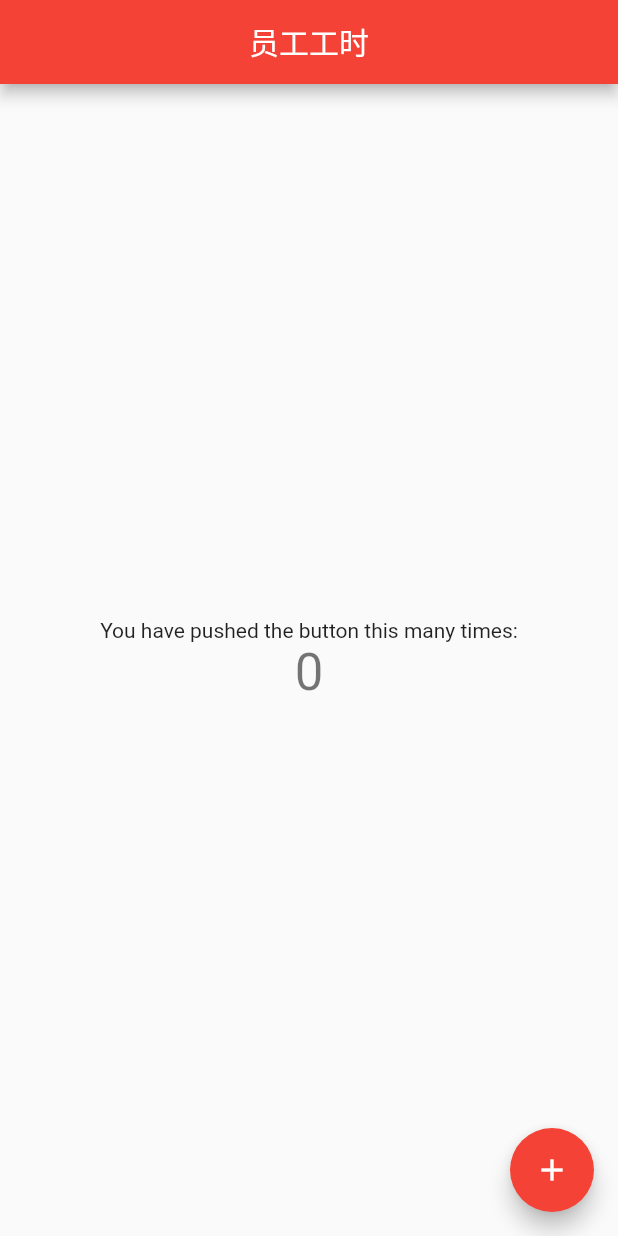
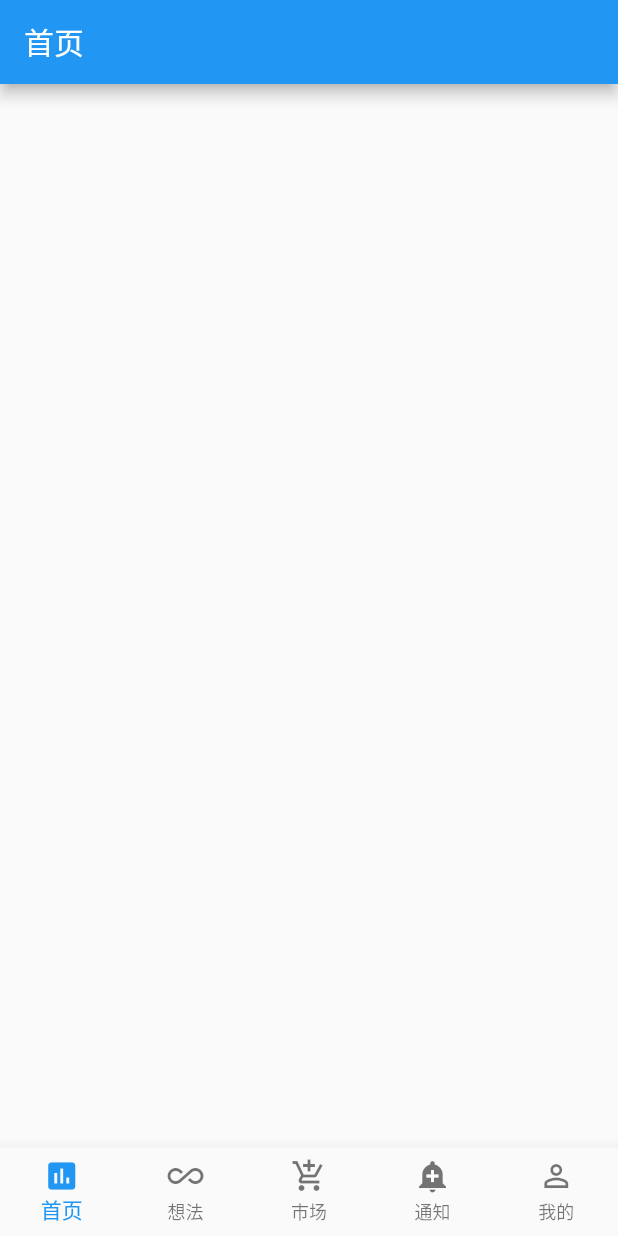
Before and after one commit to longyixuan/flutter-yggs, a Flutter app: the screen it shows after launch, on a phone screen of 412 x 824 dp. Run offline on Flutter 3.47's test engine with Material 2 defaults, Android fonts, the phone set to English and light mode, and no system bars.

Commit message:
增加底部功能菜单

```diff
--- /dev/null
+++ b/lib/home/home_page.dart
@@ -0,0 +1,26 @@
+import 'package:flutter/material.dart';
+
+class HomePage extends StatefulWidget{
+  @override
+  State<StatefulWidget> createState() => new _HomePageState();
+}
+
+class _HomePageState extends State<HomePage> {
+
+  @override
+  Widget build(BuildContext context) {
+    return new MaterialApp(
+      home: new Scaffold(
+        appBar: new AppBar(
+          title: new Text('首页'),
+          actions: <Widget>[
+            new Container()
+          ],
+        ),
+        body: new Center(
+          child: null,
+        ),
+      ),
+    );
+  }
+}
--- /dev/null
+++ b/lib/idea/idea_page.dart
@@ -0,0 +1,25 @@
+import 'package:flutter/material.dart';
+
+class IdeaPage extends StatefulWidget{
+  @override
+  State<StatefulWidget> createState() => new _IdeaPageState();
+}
+class _IdeaPageState extends State<IdeaPage> {
+
+  @override
+  Widget build(BuildContext context) {
+    return new MaterialApp(
+      home: new Scaffold(
+        appBar: new AppBar(
+          title: new Text('想法'),
+          actions: <Widget>[
+            new Container()
+          ],
+        ),
+        body: new Center(
+          child: null,
+        ),
+      ),
+    );
+  }
+}
--- /dev/null
+++ b/lib/index/index.dart
@@ -0,0 +1,95 @@
+import 'package:flutter/material.dart';
+// import 'package:yggs/NoticePage/notice_page.dart';
+import 'package:yggs/home/home_page.dart';
+import 'package:yggs/idea/idea_page.dart';
+import 'package:yggs/market/market_page.dart';
+import 'package:yggs/my/my_page.dart';
+
+import 'navigation_icon_view.dart'; // 如果是在同一个包的路径下，可以直接使用对应的文件名
+
+// 创建一个 带有状态的 Widget Index
+class Index extends StatefulWidget {
+
+  //  固定的写法
+  @override
+  State<StatefulWidget> createState()  => new _IndexState();
+}
+
+// 要让主页面 Index 支持动效，要在它的定义中附加mixin类型的对象TickerProviderStateMixin
+class _IndexState extends State<Index> with TickerProviderStateMixin{
+
+  int _currentIndex = 0;    // 当前界面的索引值
+  List<NavigationIconView> _navigationViews;  // 底部图标按钮区域
+  List<StatefulWidget> _pageList;   // 用来存放我们的图标对应的页面
+  StatefulWidget _currentPage;  // 当前的显示页面
+
+  // 定义一个空的设置状态值的方法
+  void _rebuild() {
+    setState((){});
+  }
+
+  @override
+  void initState() {
+    super.initState();
+
+    // 初始化导航图标
+    _navigationViews = <NavigationIconView>[
+      new NavigationIconView(icon: new Icon(Icons.assessment), title: new Text("首页"), vsync: this), // vsync 默认属性和参数
+      new NavigationIconView(icon: new Icon(Icons.all_inclusive), title: new Text("想法"), vsync: this),
+      new NavigationIconView(icon: new Icon(Icons.add_shopping_cart), title: new Text("市场"), vsync: this),
+      new NavigationIconView(icon: new Icon(Icons.add_alert), title: new Text("通知"), vsync: this),
+      new NavigationIconView(icon: new Icon(Icons.perm_identity), title: new Text("我的"), vsync: this),
+    ];
+
+    // 给每一个按钮区域加上监听
+    for (NavigationIconView view in _navigationViews) {
+      view.controller.addListener(_rebuild);
+    }
+
+    // 将我们 bottomBar 上面的按钮图标对应的页面存放起来，方便我们在点击的时候
+    _pageList = <StatefulWidget>[
+      new HomePage(),
+      new IdeaPage(),
+      new MarketPage(),
+      // new NoticePage(),
+      new MyPage()
+    ];
+    _currentPage = _pageList[_currentIndex];
+  }
+
+  @override
+  Widget build(BuildContext context) {
+
+    // 声明定义一个 底部导航的工具栏
+    final BottomNavigationBar bottomNavigationBar = new BottomNavigationBar(
+      items: _navigationViews
+          .map((NavigationIconView navigationIconView) => navigationIconView.item)
+          .toList(),  // 添加 icon 按钮
+      currentIndex: _currentIndex,  // 当前点击的索引值
+      type: BottomNavigationBarType.fixed,    // 设置底部导航工具栏的类型：fixed 固定
+      onTap: (int index){   // 添加点击事件
+        setState((){    // 点击之后，需要触发的逻辑事件
+          _navigationViews[_currentIndex].controller.reverse();
+          _currentIndex = index;
+          _navigationViews[_currentIndex].controller.forward();
+          _currentPage = _pageList[_currentIndex];
+        });
+      },
+    );
+
+    return new MaterialApp(
+        home: new Scaffold(
+          body: new Center(
+              child: _currentPage   // 动态的展示我们当前的页面
+          ),
+          bottomNavigationBar: bottomNavigationBar,   // 底部工具栏
+        ),
+
+      theme: new ThemeData(
+        primarySwatch: Colors.blue,   // 设置主题颜色
+      ),
+
+    );
+  }
+
+}
--- /dev/null
+++ b/lib/index/navigation_icon_view.dart
@@ -0,0 +1,21 @@
+import 'package:flutter/material.dart';
+
+// 创建一个 Icon 展示控件
+class NavigationIconView {
+
+  // 创建两个属性，一个是 用来展示 icon， 一个是动画处理
+  final BottomNavigationBarItem item;
+  final AnimationController controller;
+
+  // 类似于 java 中的构造方法
+  // 创建 NavigationIconView 需要传入三个参数， icon 图标，title 标题， TickerProvider
+  NavigationIconView({Widget icon, Widget title, TickerProvider vsync}):
+    item = new BottomNavigationBarItem(
+      icon: icon,
+      title: title,
+    ),
+    controller = new AnimationController(
+      duration: kThemeAnimationDuration,    // 设置动画持续的时间
+      vsync: vsync                          // 默认属性和参数
+    );
+}
--- a/lib/main.dart
+++ b/lib/main.dart
@@ -1,5 +1,5 @@
 import 'package:flutter/material.dart';
-import 'package:yggs/views/index.dart';
+import 'package:yggs/index/index.dart';
 
 void main() {
   runApp(new MyApp());
@@ -10,11 +10,11 @@ class MyApp extends StatelessWidget {
   @override
   Widget build(BuildContext context) {
     return MaterialApp(
-      title: '员工工时',
+      title: '会议室预定',
       theme: ThemeData(
         primarySwatch: Colors.red,
       ),
-      home: MyHomePage(title: '员工工时'),
+      home: new Index(),
     );
   }
 }
--- /dev/null
+++ b/lib/market/market_page.dart
@@ -0,0 +1,19 @@
+import 'package:flutter/material.dart';
+class MarketPage extends StatefulWidget{
+  @override
+  State<StatefulWidget> createState() => new _MarketPageState();
+}
+class _MarketPageState extends State<MarketPage> {
+  @override
+  Widget build(BuildContext context) {
+    return new MaterialApp(
+      home: new Scaffold(
+        appBar: new AppBar(
+          title: new Text('市场'),
+          // 后面的省略
+          // ......
+        )
+      ),
+    );
+  }
+}
--- /dev/null
+++ b/lib/my/my_page.dart
@@ -0,0 +1,19 @@
+import 'package:flutter/material.dart';
+class MyPage extends StatefulWidget{
+  @override
+  State<StatefulWidget> createState() => new _MyPageState();
+}
+class _MyPageState extends State<MyPage> {
+  @override
+  Widget build(BuildContext context) {
+    return new MaterialApp(
+      home: new Scaffold(
+        appBar: new AppBar(
+          title: new Text('我的'),
+          // 后面的省略
+          // ......
+        )
+      ),
+    );
+  }
+}
--- a/lib/views/index.dart
+++ /dev/null
@@ -1,53 +0,0 @@
-import 'package:flutter/material.dart';
-
-class MyHomePage extends StatefulWidget {
-  MyHomePage({Key key, this.title}) : super(key: key);
-
-  final String title;
-
-  @override
-  _MyHomePageState createState() => _MyHomePageState();
-}
-class _MyHomePageState extends State<MyHomePage> {
-  int _counter = 0;
-
-  void _incrementCounter() {
-    setState(() {
-      _counter++;
-    });
-  }
-
-  @override
-  Widget build(BuildContext context) {
-
-    return Scaffold(
-      appBar: AppBar(
-        title: Center(
-            child: Text(
-                widget.title,
-                textAlign: TextAlign.center
-            ),
-        ),
-      ),
-      body: Center(
-        child: Column(
-          mainAxisAlignment: MainAxisAlignment.center,
-          children: <Widget>[
-            Text(
-              'You have pushed the button this many times:',
-            ),
-            Text(
-              '$_counter',
-              style: Theme.of(context).textTheme.headline4,
-            ),
-          ],
-        ),
-      ),
-      floatingActionButton: FloatingActionButton(
-        onPressed: _incrementCounter,
-        tooltip: 'Increment',
-        child: Icon(Icons.add),
-      ),
-    );
-  }
-}
--- a/pubspec.yaml
+++ b/pubspec.yaml
@@ -28,8 +28,6 @@ dependencies:
   # The following adds the Cupertino Icons font to your application.
   # Use with the CupertinoIcons class for iOS style icons.
   cupertino_icons: ^1.0.2
-  redux: ^3.0.0
-  flutter_redux: ^0.5.2
 dev_dependencies:
   flutter_test:
     sdk: flutter
```
Also changed, not shown: pubspec.lock, 2 other files.
